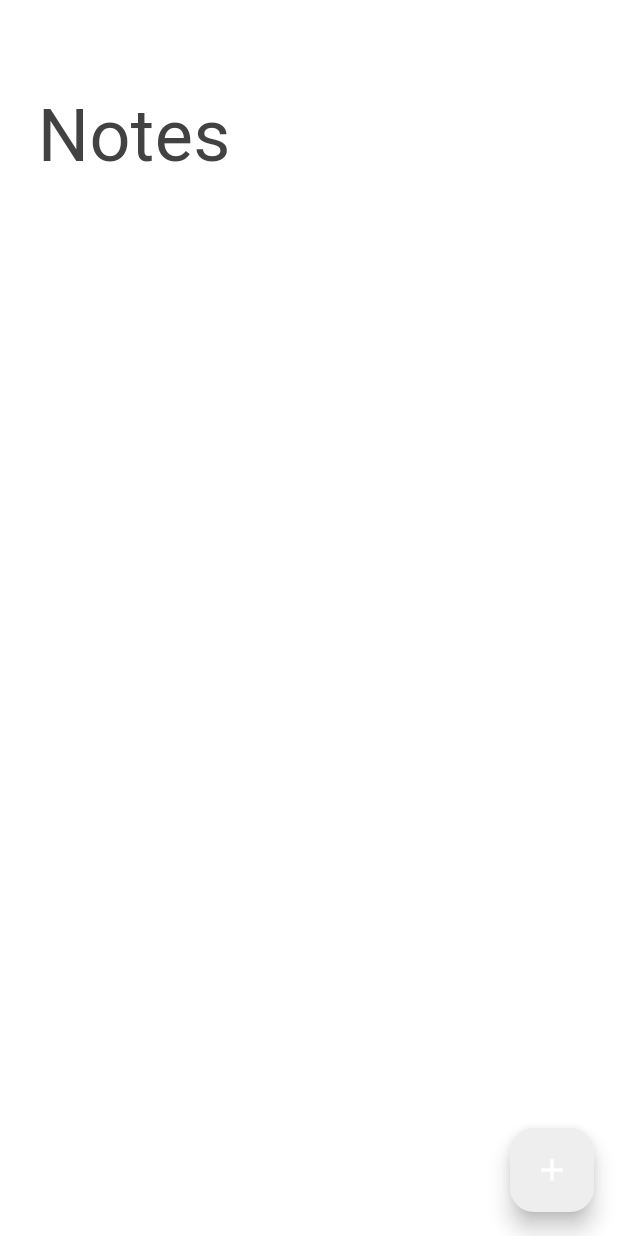
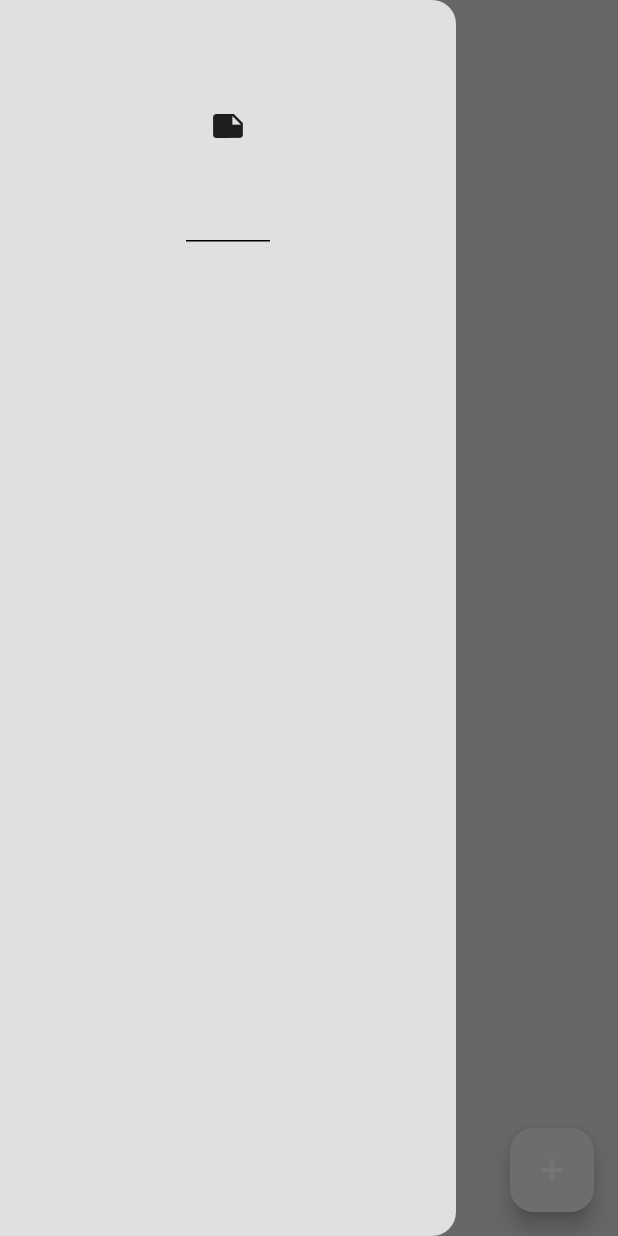
Before and after one commit to Brightnyandiko/Minimal-Notes, a Flutter app: the screen it shows after launch, with the side drawer open (before the commit the screen has no drawer), on a phone screen of 412 x 824 dp. Run offline on Flutter 3.47's test engine with Material 3 defaults, Android fonts, the phone set to English and light mode, and no system bars; our stand-ins replace google_fonts, isar; accounts and stored records are empty; generated files the repository leaves out were written again.

Commit message:
added new functionalities to the app

```diff
--- /dev/null
+++ b/lib/components/drawer.dart
@@ -0,0 +1,25 @@
+import 'package:flutter/material.dart';
+
+class MyDrawer extends StatelessWidget {
+  const MyDrawer({super.key});
+
+  @override
+  Widget build(BuildContext context) {
+    return Drawer(
+      backgroundColor: Theme.of(context).colorScheme.background,
+      child: Column(
+        children: [
+          //header
+          DrawerHeader(
+            child: Icon(Icons.note),
+          ),
+
+          //notes tile
+
+          //settings tile
+
+        ],
+      ),
+    );
+  }
+}
--- a/lib/pages/notes_page.dart
+++ b/lib/pages/notes_page.dart
@@ -1,5 +1,6 @@
 import 'package:flutter/material.dart';
 import 'package:google_fonts/google_fonts.dart';
+import 'package:minimal_notes_app/components/drawer.dart';
 import 'package:minimal_notes_app/models/note.dart';
 import 'package:minimal_notes_app/models/notes_database.dart';
 import 'package:provider/provider.dart';
@@ -96,11 +97,14 @@ class _NotesPageState extends State<NotesPage> {
       appBar: AppBar(
         elevation: 0,
         backgroundColor: Colors.transparent,
+        foregroundColor: Theme.of(context).colorScheme.inversePrimary,
       ),
+      backgroundColor: Theme.of(context).colorScheme.background,
       floatingActionButton: FloatingActionButton(
         onPressed: createNote,
         child: const Icon(Icons.add),
       ),
+      drawer: MyDrawer(),
       body: Column(
         crossAxisAlignment: CrossAxisAlignment.start,
         children: [
```
Also changed, not shown: lib/components/drawer_tile.dart (added, +12 -0 lines).
